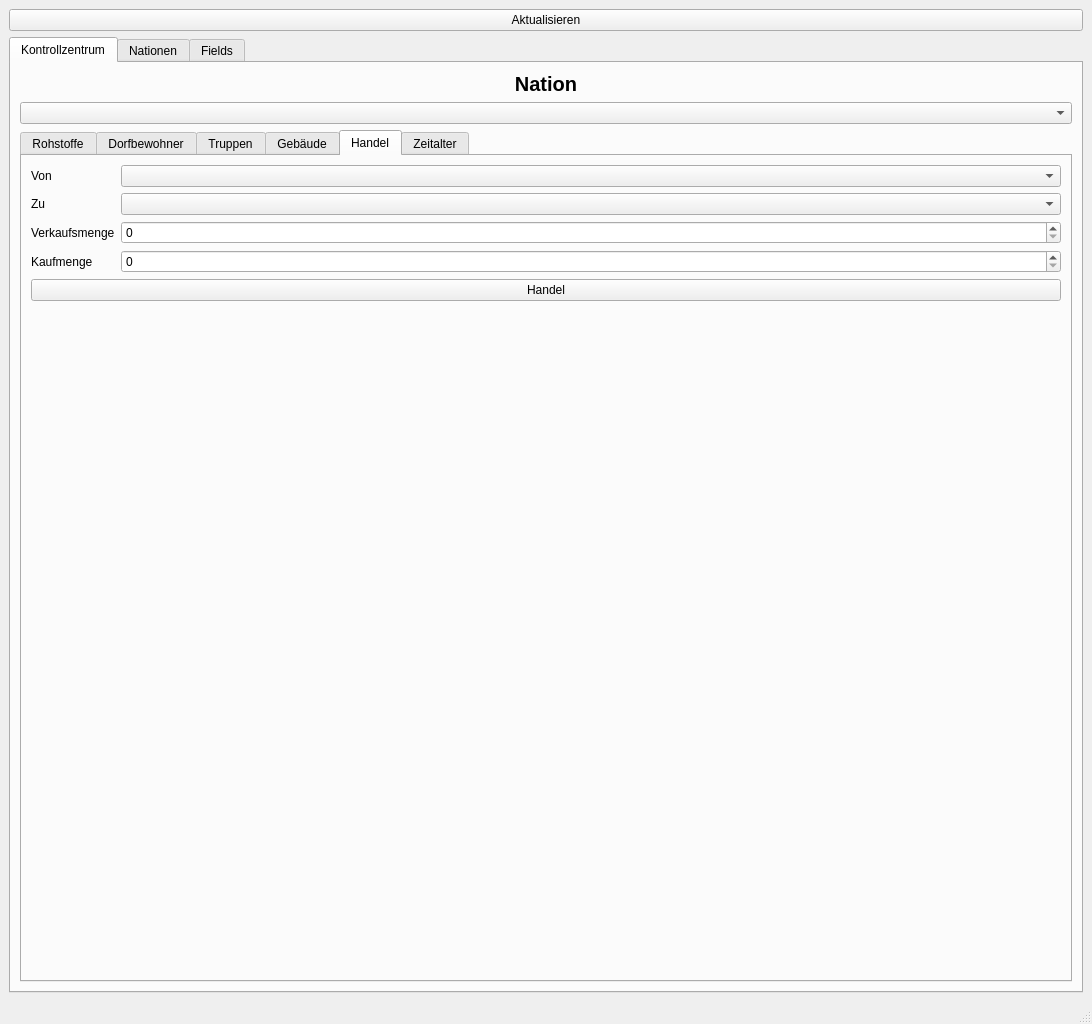
This is src/ui/GameUI.ui in lstoffer/Age-of-Empires as Qt 5 draws it before an edit. The edited form follows.
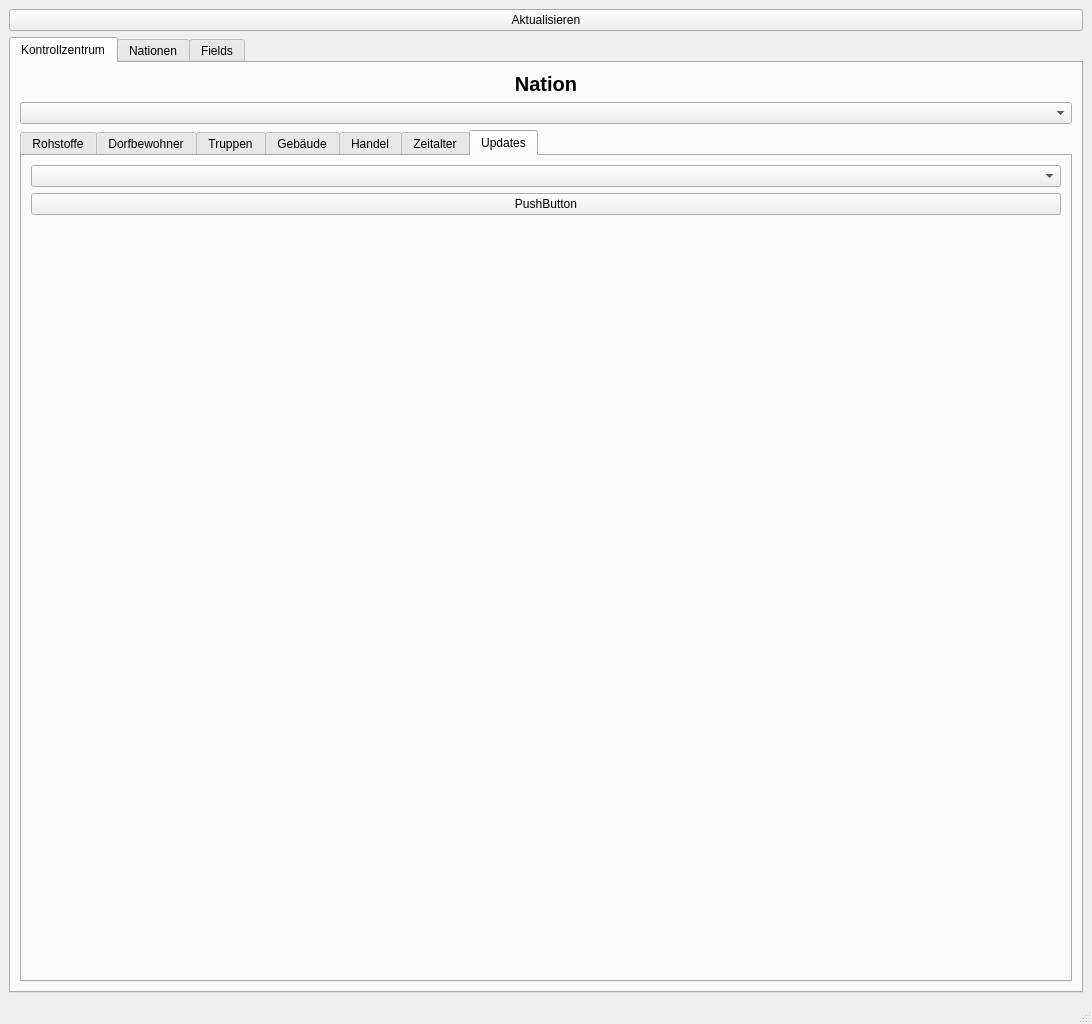
This is the edited form.

The edit to the form file:
```diff
--- a/src/ui/GameUI.ui
+++ b/src/ui/GameUI.ui
@@ -58,7 +58,7 @@
         <item>
          <widget class="QTabWidget" name="tabWidget_3">
           <property name="currentIndex">
-           <number>4</number>
+           <number>6</number>
           </property>
           <widget class="QWidget" name="ressources_controlTab">
            <attribute name="title">
@@ -855,6 +855,36 @@
             </item>
            </layout>
           </widget>
+          <widget class="QWidget" name="updates_tab">
+           <attribute name="title">
+            <string>Updates</string>
+           </attribute>
+           <layout class="QVBoxLayout" name="verticalLayout_32">
+            <item>
+             <widget class="QComboBox" name="updates_select_comboBox"/>
+            </item>
+            <item>
+             <widget class="QPushButton" name="updates_btn">
+              <property name="text">
+               <string>PushButton</string>
+              </property>
+             </widget>
+            </item>
+            <item>
+             <spacer name="verticalSpacer_8">
+              <property name="orientation">
+               <enum>Qt::Vertical</enum>
+              </property>
+              <property name="sizeHint" stdset="0">
+               <size>
+                <width>20</width>
+                <height>40</height>
+               </size>
+              </property>
+             </spacer>
+            </item>
+           </layout>
+          </widget>
          </widget>
         </item>
        </layout>
```
